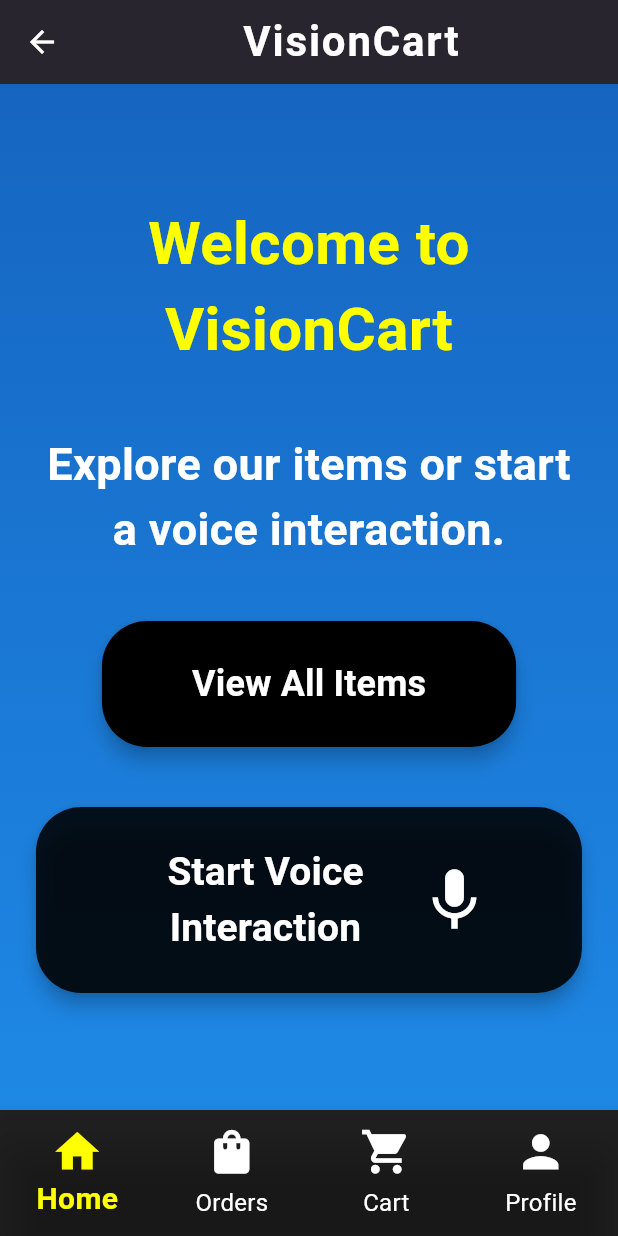
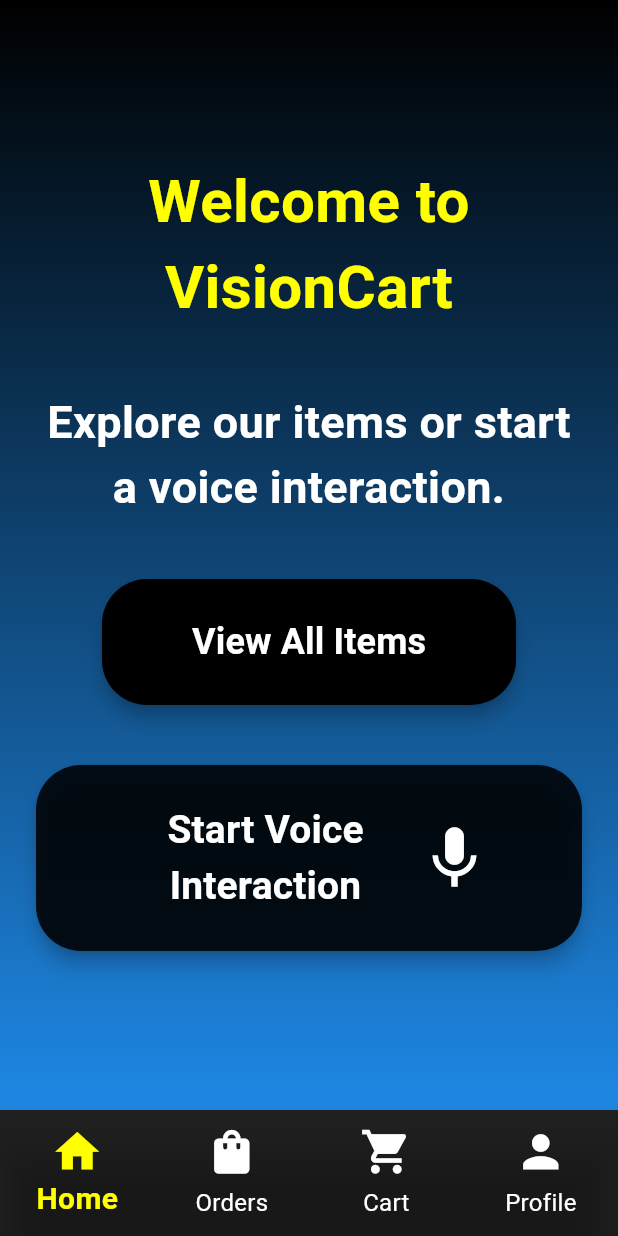
Before and after one commit to PramodLakmal/visioncart, a Flutter app: the HomeScreen screen opened directly, on a phone screen of 412 x 824 dp. Run offline on Flutter 3.47's test engine with Material 3 defaults, Android fonts, the phone set to English and light mode, and no system bars; our stand-ins replace cloud_firestore, firebase_auth, firebase_core, firebase_storage, flutter_tts, google_sign_in and 7 more; accounts and stored records are empty; network calls fail.

Commit message:
Refactor home screen UI for better accessibility and user experience

```diff
--- a/lib/Login SignUp/Screen/home_screen.dart
+++ b/lib/Login SignUp/Screen/home_screen.dart
@@ -38,7 +38,7 @@ class _HomeScreenState extends State<HomeScreen> {
   @override
   Widget build(BuildContext context) {
     return Scaffold(
-      appBar: (selectedIndex == 0 ||
+      appBar: (
               selectedIndex == 3) // Show AppBar for home and profile only
           ? AppBar(
               title: const Center(
@@ -63,7 +63,7 @@ class _HomeScreenState extends State<HomeScreen> {
               decoration: BoxDecoration(
                 gradient: LinearGradient(
                   colors: [
-                    Colors.blue[800]!, // Darker background for higher contrast
+                    Colors.black, // Darker background for higher contrast
                     Colors.blue[600]!,
                   ],
                   begin: Alignment.topCenter,
```
